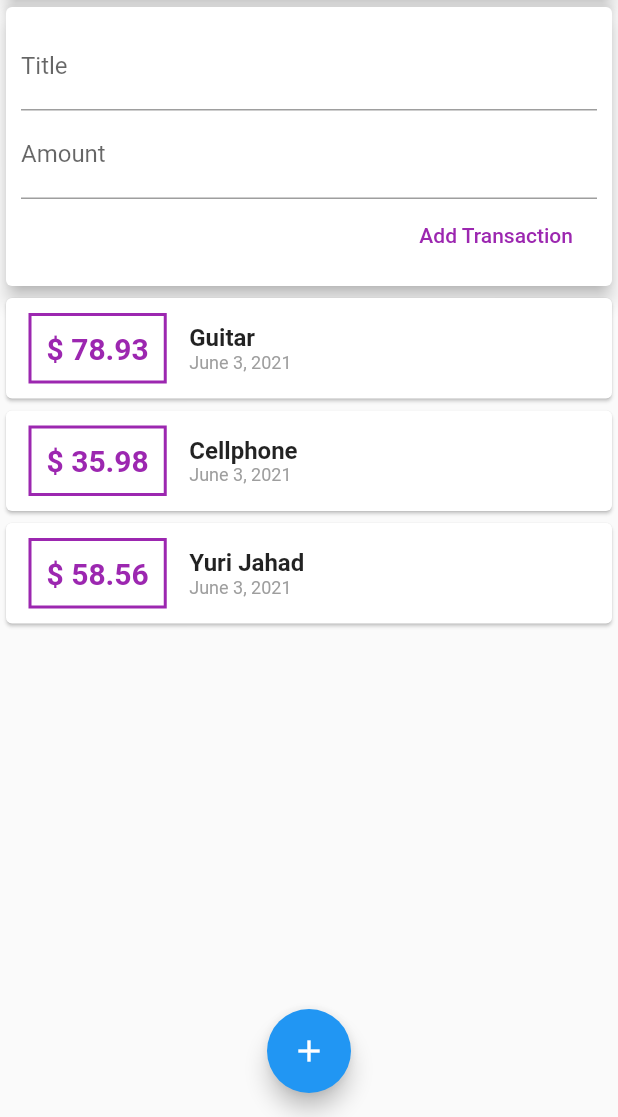
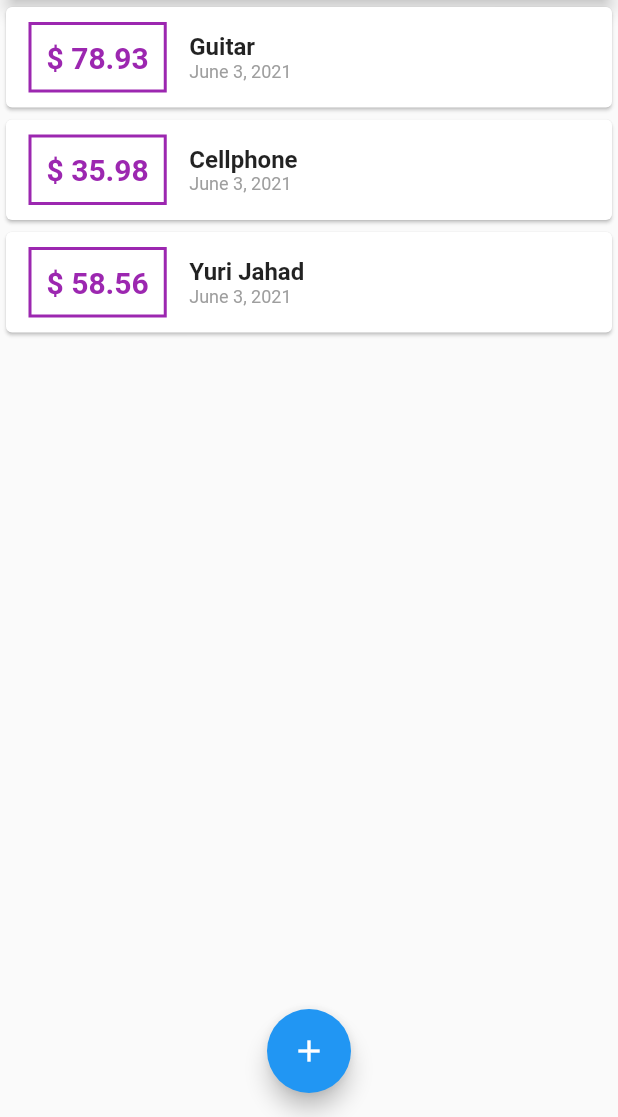
Before and after one commit to AndresN17/Expenses_App, a Flutter app: the screen it shows after launch, on a phone screen of 412 x 824 dp, the part 119-1236 px from its top. Run offline on Flutter 3.47's test engine with Material 2 defaults, Android fonts, the phone set to English and light mode, and no system bars.

Commit message:
Added modal for new transaction

```diff
--- a/lib/main.dart
+++ b/lib/main.dart
@@ -1,6 +1,7 @@
 import 'package:flutter/material.dart';
-import 'package:personal_expenses_app/widgets/user_transaction.dart';
-import './widgets/user_transaction.dart';
+import './widgets/transactionList.dart';
+import './widgets/new_transaction.dart';
+import './models/transaction.dart';
 
 void main() => runApp(MyApp());
 
@@ -14,14 +15,47 @@ class MyApp extends StatelessWidget {
   }
 }
 
-class MyHomePage extends StatelessWidget {
+class MyHomePage extends StatefulWidget {
+  @override
+  _MyHomePageState createState() => _MyHomePageState();
+}
+
+class _MyHomePageState extends State<MyHomePage> {
+  final List<Transaction> _userTransactions = [
+    Transaction(id: '1', title: 'Guitar', amount: 78.93, date: DateTime.now()),
+    Transaction(
+        id: '2', title: 'Cellphone', amount: 35.98, date: DateTime.now()),
+    Transaction(
+        id: '3', title: 'Yuri Jahad', amount: 58.56, date: DateTime.now()),
+  ];
+  void _addNewTransaction(String newTitle, double newAmount) {
+    final newTransaction = Transaction(
+        title: newTitle,
+        amount: newAmount,
+        date: DateTime.now(),
+        id: DateTime.now().toString());
+    setState(() {
+      _userTransactions.add(newTransaction);
+    });
+  }
+
+  void _startNewTransaction(BuildContext context) {
+    showModalBottomSheet(
+        context: context,
+        builder: (_) {
+          return NewTransaction(_addNewTransaction);
+        });
+  }
+
   @override
   Widget build(BuildContext context) {
     return Scaffold(
       appBar: AppBar(
         title: Text("Expense App"),
         actions: <Widget>[
-          IconButton(onPressed: () {}, icon: Icon(Icons.add)),
+          IconButton(
+              onPressed: () => _startNewTransaction(context),
+              icon: Icon(Icons.add)),
         ],
       ),
       body: SingleChildScrollView(
@@ -37,13 +71,13 @@ class MyHomePage extends StatelessWidget {
               elevation: 5,
             ),
           ),
-          UserTransaction(),
+          TransactionList(_userTransactions),
         ],
       )),
       floatingActionButtonLocation: FloatingActionButtonLocation.centerFloat,
       floatingActionButton: FloatingActionButton(
         child: Icon(Icons.add),
-        onPressed: () {},
+        onPressed: () => _startNewTransaction(context),
       ),
     );
   }
--- a/lib/widgets/user_transaction.dart
+++ /dev/null
@@ -1,40 +0,0 @@
-import 'package:flutter/material.dart';
-import './new_transaction.dart';
-import './transactionList.dart';
-import '../models/transaction.dart';
-
-class UserTransaction extends StatefulWidget {
-  @override
-  _UserTransactionState createState() => _UserTransactionState();
-}
-
-class _UserTransactionState extends State<UserTransaction> {
-  final List<Transaction> _userTransactions = [
-    Transaction(id: '1', title: 'Guitar', amount: 78.93, date: DateTime.now()),
-    Transaction(
-        id: '2', title: 'Cellphone', amount: 35.98, date: DateTime.now()),
-    Transaction(
-        id: '3', title: 'Yuri Jahad', amount: 58.56, date: DateTime.now()),
-  ];
-
-  void _addNewTransaction(String newTitle, double newAmount) {
-    final newTransaction = Transaction(
-        title: newTitle,
-        amount: newAmount,
-        date: DateTime.now(),
-        id: DateTime.now().toString());
-    setState(() {
-      _userTransactions.add(newTransaction);
-    });
-  }
-
-  @override
-  Widget build(BuildContext context) {
-    return Column(
-      children: <Widget>[
-        NewTransaction(_addNewTransaction),
-        TransactionList(_userTransactions),
-      ],
-    );
-  }
-}
```
